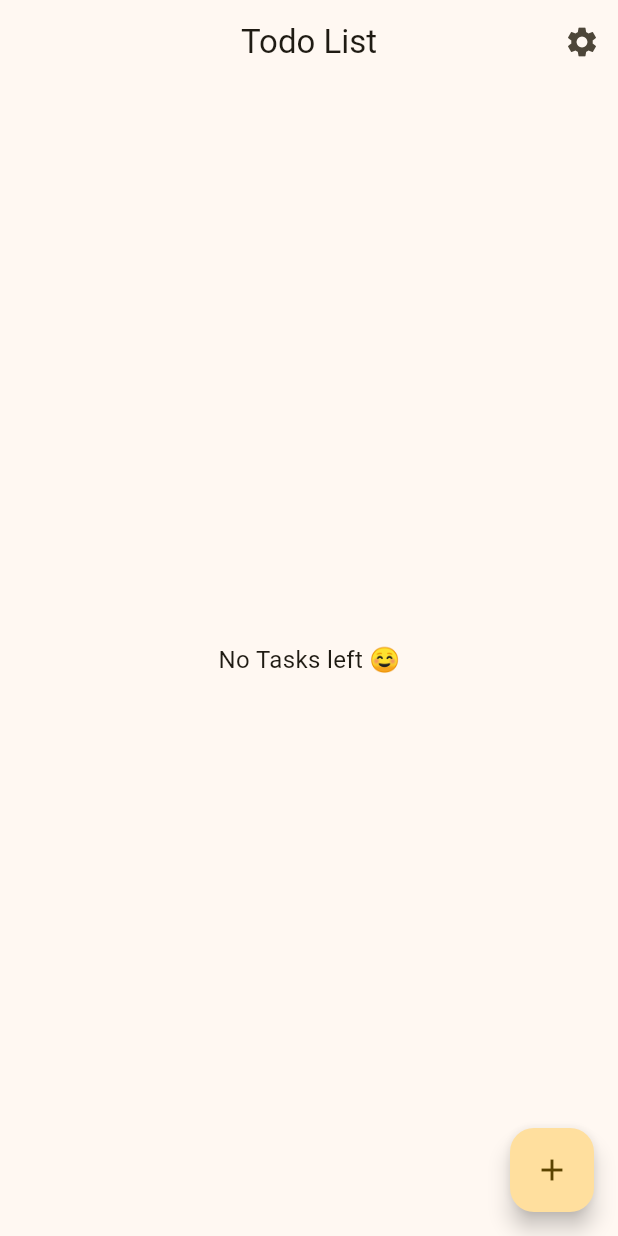
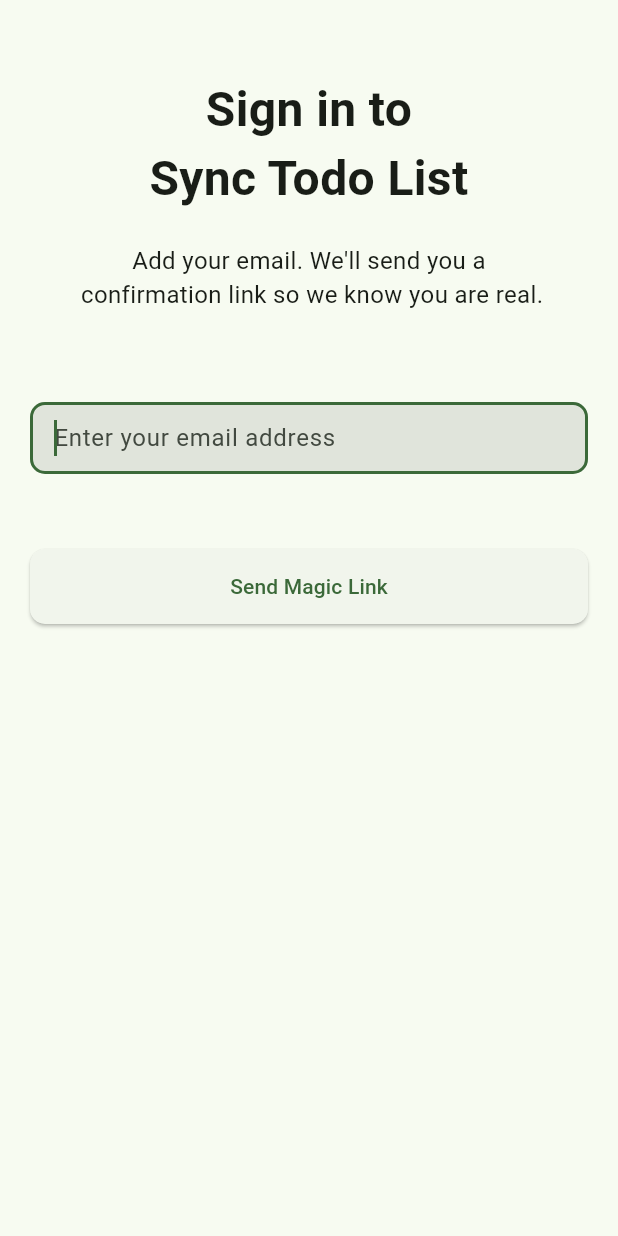
Before and after one commit to adeeteya/FlutterTodoList, a Flutter app: the screen it shows after launch, on a phone screen of 412 x 824 dp. Run offline on Flutter 3.47's test engine with Material 2 defaults, Android fonts, the phone set to English and light mode, and no system bars; our stand-ins replace flutter_riverpod, isar, supabase_flutter; accounts and stored records are empty; generated files the repository leaves out were written again.

Commit message:
✨ added online sync

```diff
--- a/lib/main.dart
+++ b/lib/main.dart
@@ -1,8 +1,12 @@
 import 'package:flutter/material.dart';
 import 'package:flutter/services.dart';
 import 'package:flutter_riverpod/flutter_riverpod.dart';
+import 'package:supabase_flutter/supabase_flutter.dart';
+import 'package:todo_list/controllers/auth_controller.dart';
 import 'package:todo_list/controllers/settings_controller.dart';
+import 'package:todo_list/private_keys.dart';
 import 'package:todo_list/screens/home.dart';
+import 'package:todo_list/screens/sign_in.dart';
 import 'package:todo_list/services/database_service.dart';
 
 Future<void> main() async {
@@ -14,6 +18,11 @@ Future<void> main() async {
     ),
   );
   await SystemChrome.setEnabledSystemUIMode(SystemUiMode.edgeToEdge);
+  await Supabase.initialize(
+    url: projectUrl,
+    anonKey: anonKey,
+    authFlowType: AuthFlowType.pkce,
+  );
   await DatabaseService().init();
   runApp(const ProviderScope(child: TodoListApp()));
 }
@@ -31,13 +40,43 @@ class TodoListApp extends ConsumerWidget {
       theme: ThemeData(
         useMaterial3: true,
         colorSchemeSeed: Color(settingsData.colorValue),
+        elevatedButtonTheme: ElevatedButtonThemeData(
+          style: ElevatedButton.styleFrom(
+            shape: RoundedRectangleBorder(
+              borderRadius: BorderRadius.circular(10),
+            ),
+            minimumSize: const Size(double.infinity, 50),
+          ),
+        ),
       ),
       darkTheme: ThemeData(
         useMaterial3: true,
         brightness: Brightness.dark,
         colorSchemeSeed: Color(settingsData.colorValue),
+        elevatedButtonTheme: ElevatedButtonThemeData(
+          style: ElevatedButton.styleFrom(
+            shape: RoundedRectangleBorder(
+              borderRadius: BorderRadius.circular(10),
+            ),
+            minimumSize: const Size(double.infinity, 50),
+          ),
+        ),
       ),
-      home: const Home(),
+      home: const AuthWrapper(),
     );
   }
 }
+
+class AuthWrapper extends ConsumerWidget {
+  const AuthWrapper({super.key});
+
+  @override
+  Widget build(BuildContext context, WidgetRef ref) {
+    final user = ref.watch(authProvider);
+    if (user == null) {
+      return const SignInScreen();
+    } else {
+      return const Home();
+    }
+  }
+}
--- a/lib/models/todo.dart
+++ b/lib/models/todo.dart
@@ -4,12 +4,23 @@ part 'todo.g.dart';
 
 @collection
 class Todo {
-  Id id;
+  final Id id;
+  final int tid;
   final String title;
   final bool isCompleted;
-  Todo(this.title, this.isCompleted, {this.id = Isar.autoIncrement});
+  Todo(this.title, this.isCompleted,
+      {this.id = Isar.autoIncrement, this.tid = 0});
 
-  Todo copyWith({String? title, bool? isCompleted}) {
-    return Todo(title ?? this.title, isCompleted ?? this.isCompleted, id: id);
+  Todo copyWith({String? title, bool? isCompleted, int? tid}) {
+    return Todo(title ?? this.title, isCompleted ?? this.isCompleted,
+        id: id, tid: tid ?? this.tid);
+  }
+
+  factory Todo.fromJson(Map<String, dynamic> json) {
+    return Todo(json['title'], json['isCompleted'], tid: json['id']);
+  }
+
+  Map<String, String> toJson() {
+    return {'title': title, 'isCompleted': isCompleted.toString()};
   }
 }
--- a/lib/screens/home.dart
+++ b/lib/screens/home.dart
@@ -1,6 +1,6 @@
 import 'package:flutter/material.dart';
 import 'package:todo_list/models/todo.dart';
-import 'package:todo_list/screens/settings_screen.dart';
+import 'package:todo_list/screens/settings.dart';
 import 'package:todo_list/services/database_service.dart';
 import 'package:todo_list/widgets/add_dialog_box.dart';
 import 'package:todo_list/widgets/edit_dialog_box.dart';
@@ -75,7 +75,7 @@ class _HomeState extends State<Home> {
   }
 
   Future<void> deleteTodo(int index) async {
-    await _isarService.deleteTodo(todoList[index].id);
+    await _isarService.deleteTodo(todoList[index].id, todoList[index].tid);
     final Todo removedTodo = todoList.removeAt(index);
     _animatedListStateKey.currentState?.removeItem(
       index,
--- /dev/null
+++ b/lib/screens/sign_in.dart
@@ -0,0 +1,82 @@
+import 'package:flutter/material.dart';
+import 'package:flutter_riverpod/flutter_riverpod.dart';
+import 'package:todo_list/controllers/auth_controller.dart';
+
+class SignInScreen extends ConsumerStatefulWidget {
+  const SignInScreen({super.key});
+
+  @override
+  ConsumerState createState() => _SignInScreenState();
+}
+
+class _SignInScreenState extends ConsumerState<SignInScreen> {
+  final GlobalKey<FormState> _formKey = GlobalKey<FormState>();
+  String email = "";
+
+  @override
+  Widget build(BuildContext context) {
+    return GestureDetector(
+      onTap: () => FocusScope.of(context).unfocus(),
+      child: Scaffold(
+        body: SafeArea(
+          minimum: const EdgeInsets.symmetric(vertical: 50, horizontal: 20),
+          child: Form(
+            key: _formKey,
+            child: Column(
+              children: [
+                const Text(
+                  "Sign in to\nSync Todo List",
+                  style: TextStyle(
+                    fontSize: 32,
+                    fontWeight: FontWeight.bold,
+                  ),
+                  textAlign: TextAlign.center,
+                ),
+                const SizedBox(height: 20),
+                const Text(
+                  "Add your email. We'll send you a\n confirmation link so we know you are real.",
+                  style: TextStyle(fontSize: 16),
+                  textAlign: TextAlign.center,
+                ),
+                const SizedBox(height: 60),
+                TextFormField(
+                  autofocus: true,
+                  keyboardType: TextInputType.emailAddress,
+                  decoration: InputDecoration(
+                    filled: true,
+                    isDense: true,
+                    border: OutlineInputBorder(
+                      borderRadius: BorderRadius.circular(10),
+                    ),
+                    hintText: "Enter your email address",
+                  ),
+                  validator: (val) {
+                    if (val == null || val.isEmpty) {
+                      return "Enter the email";
+                    }
+                    return null;
+                  },
+                  onChanged: (val) {
+                    email = val;
+                  },
+                ),
+                const SizedBox(height: 50),
+                ElevatedButton(
+                  onPressed: () async {
+                    FocusScope.of(context).unfocus();
+                    if (_formKey.currentState!.validate()) {
+                      await ref
+                          .read(authProvider.notifier)
+                          .logIn(context, email);
+                    }
+                  },
+                  child: const Text("Send Magic Link"),
+                ),
+              ],
+            ),
+          ),
+        ),
+      ),
+    );
+  }
+}
--- a/pubspec.yaml
+++ b/pubspec.yaml
@@ -1,5 +1,5 @@
 name: todo_list
-description: A Simple Todo List App
+description: A Multi-Platform Sync Enabled Todo List App
 
 publish_to: 'none'
 version: 1.0.0+1
@@ -13,6 +13,7 @@ dependencies:
   isar_flutter_libs: ^3.1.0+1
   path_provider: ^2.0.15
   flutter_riverpod: ^2.3.6
+  supabase_flutter: ^1.10.6
 
 dev_dependencies:
   flutter_test:
```
Also changed, not shown: lib/controllers/auth_controller.dart (added, +56 -0 lines), lib/controllers/settings_controller.dart (+14 -5 lines), lib/models/settings_data.dart (+6 -4 lines), lib/screens/settings.dart (renamed from lib/screens/settings_screen.dart, +12 -1 lines), lib/services/database_service.dart (+80 -2 lines), lib/models/settings_data.g.dart, lib/models/todo.g.dart, pubspec.lock, 5 other files.
